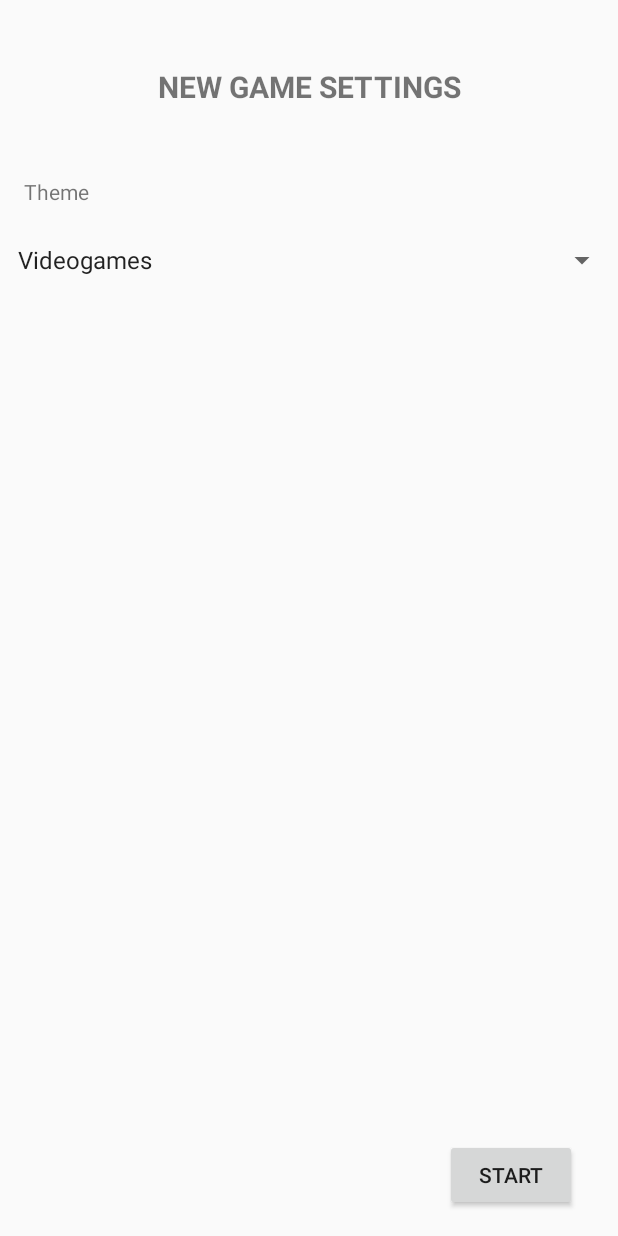
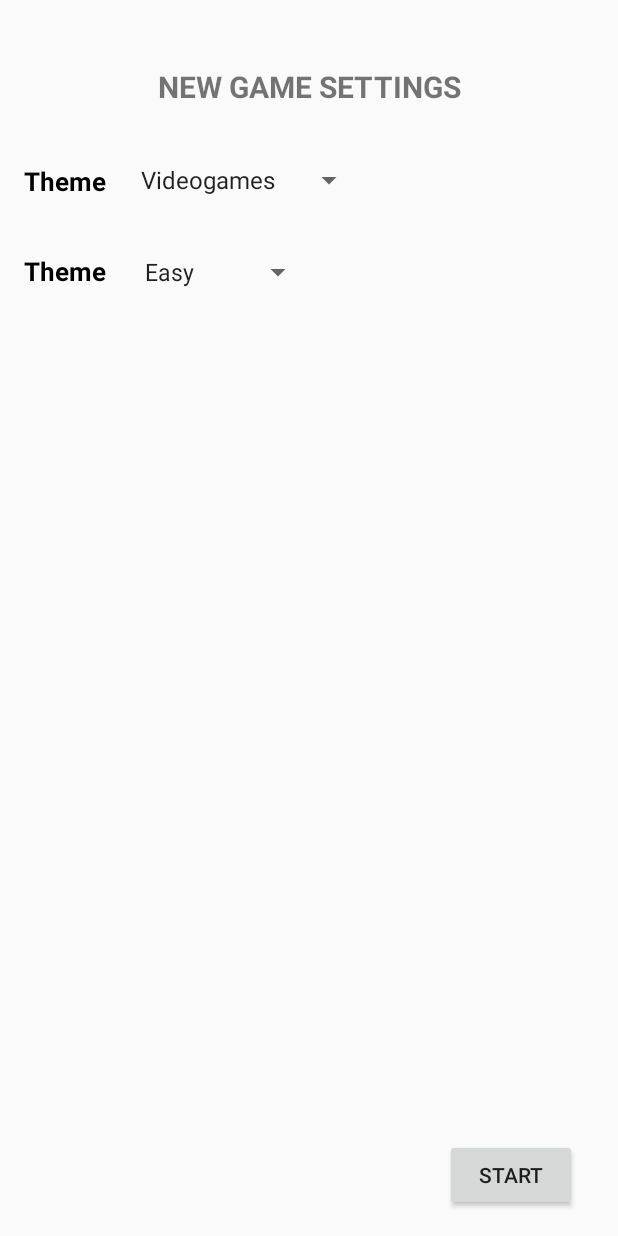
Before and after one commit to Expiate/KaizAsks, an Android app: the NewGameSettingsActivity screen opened directly, with no data from a screen before it, on a phone screen of 412 x 824 dp. Run offline under Robolectric (Android 15) with nearby library versions, the phone set to English and light mode, and no system bars.

Commit message:
Added communication between the NewGameSettingsActivity and LoadingScreen through Serialized Intent Data.

```diff
--- a/app/src/main/java/com/expiate/kaizasks/LoadingScreen.java
+++ b/app/src/main/java/com/expiate/kaizasks/LoadingScreen.java
@@ -1,6 +1,8 @@
 package com.expiate.kaizasks;
 
+import android.content.Intent;
 import android.os.Bundle;
+import android.util.Log;
 import android.widget.ProgressBar;
 import android.widget.TextView;
 
@@ -8,19 +10,27 @@ import androidx.annotation.Nullable;
 import androidx.appcompat.app.AppCompatActivity;
 
 import com.expiate.kaizasks.utils.ProgressBarAnimation;
+import com.google.gson.Gson;
+
+import java.util.ArrayList;
 
 public class LoadingScreen extends AppCompatActivity {
 
     private TextView chargeText;
     private ProgressBar progressBar;
+    private Intent intent;
 
     @Override
     protected void onCreate(@Nullable Bundle savedInstanceState) {
         super.onCreate(savedInstanceState);
         setContentView(R.layout.pantalla_de_carga);
 
+        // Get UI id's
         chargeText = findViewById(R.id.cargandoTextView);
         progressBar = findViewById(R.id.loadScreenProgressBar);
+
+        ArrayList<String> intentData = unpackIntentData();
+        Log.i("Prueba", intentData.toString());
 
         progressBar.setMax(100);
         startProgressBarAnimation();
@@ -36,4 +46,17 @@ public class LoadingScreen extends AppCompatActivity {
         progressBar.setAnimation(anim);
     }
 
+    /**
+     * Deserialize the Json String coming from the previous activity into an ArrayList.
+     *
+     * @return ArrayList<String>
+     */
+    public ArrayList<String> unpackIntentData() {
+        Gson gson = new Gson();
+        intent = getIntent();
+        String intentData = intent.getStringExtra("1");
+        ArrayList<String> optionsData = gson.fromJson(intentData, ArrayList.class);
+        return optionsData;
+    }
+
 }
--- a/app/src/main/java/com/expiate/kaizasks/NewGameSettingsActivity.java
+++ b/app/src/main/java/com/expiate/kaizasks/NewGameSettingsActivity.java
@@ -10,11 +10,18 @@ import android.widget.ArrayAdapter;
 import android.widget.Button;
 import android.widget.Spinner;
 
+import com.google.gson.Gson;
+
+import java.util.ArrayList;
+
 public class NewGameSettingsActivity extends AppCompatActivity {
 
+    private Context context = this;
+
     private Button startNewGame;
+
     private Spinner themeSpinner;
-    private Context context = this;
+    private Spinner difficultySpinner;
 
     @Override
     protected void onCreate(Bundle savedInstanceState) {
@@ -24,20 +31,36 @@ public class NewGameSettingsActivity extends AppCompatActivity {
         // Get UI ID's
         startNewGame = findViewById(R.id.startNewGameButton);
         themeSpinner = findViewById(R.id.themeSpinner);
+        difficultySpinner = findViewById(R.id.difficultySpinner);
 
         // Listeners
         startNewGame.setOnClickListener(new View.OnClickListener() {
             @Override
             public void onClick(View v) {
+                Gson gson = new Gson();
+
+                // Collect the user choices
+                ArrayList<String> options = new ArrayList<>();
+                options.add(themeSpinner.getSelectedItem().toString());
+                options.add(difficultySpinner.getSelectedItem().toString());
+                // Serialize
+                String json = gson.toJson(options);
+                // Intent to Game Activity
                 Intent intent = new Intent(context, LoadingScreen.class);
+                intent.putExtra("1", json);
                 startActivity(intent);
             }
         });
 
         // Spinners Adapters
-        ArrayAdapter<CharSequence> adapter = ArrayAdapter.createFromResource(context,
+        ArrayAdapter<CharSequence> themeAdapter = ArrayAdapter.createFromResource(context,
                 R.array.themes, android.R.layout.simple_spinner_item);
-        adapter.setDropDownViewResource(android.R.layout.simple_spinner_dropdown_item);
-        themeSpinner.setAdapter(adapter);
+        themeAdapter.setDropDownViewResource(android.R.layout.simple_spinner_dropdown_item);
+        themeSpinner.setAdapter(themeAdapter);
+
+        ArrayAdapter<CharSequence> diffAdapter = ArrayAdapter.createFromResource(context,
+                R.array.diff, android.R.layout.simple_spinner_item);
+        diffAdapter.setDropDownViewResource(android.R.layout.simple_spinner_dropdown_item);
+        difficultySpinner.setAdapter(diffAdapter);
     }
 }
--- a/app/src/main/res/layout/activity_new_game_settings.xml
+++ b/app/src/main/res/layout/activity_new_game_settings.xml
@@ -11,28 +11,28 @@
         android:layout_width="wrap_content"
         android:layout_height="wrap_content"
         android:orientation="vertical"
-        app:layout_constraintGuide_percent="0.02"/>
+        app:layout_constraintGuide_percent="0.02" />
 
     <androidx.constraintlayout.widget.Guideline
         android:id="@+id/guideline2GameSettings"
         android:layout_width="wrap_content"
         android:layout_height="wrap_content"
         android:orientation="vertical"
-        app:layout_constraintGuide_percent="0.98"/>
+        app:layout_constraintGuide_percent="0.98" />
 
     <androidx.constraintlayout.widget.Guideline
         android:id="@+id/guideline3GameSettings"
         android:layout_width="wrap_content"
         android:layout_height="wrap_content"
         android:orientation="horizontal"
-        app:layout_constraintGuide_percent="0.02"/>
+        app:layout_constraintGuide_percent="0.02" />
 
     <androidx.constraintlayout.widget.Guideline
         android:id="@+id/guideline4GameSettings"
         android:layout_width="wrap_content"
         android:layout_height="wrap_content"
         android:orientation="horizontal"
-        app:layout_constraintGuide_percent="0.98"/>
+        app:layout_constraintGuide_percent="0.98" />
 
     <androidx.constraintlayout.widget.Guideline
         android:id="@+id/guideline5GameSettings"
@@ -46,7 +46,7 @@
         android:layout_width="wrap_content"
         android:layout_height="wrap_content"
         android:orientation="horizontal"
-        app:layout_constraintGuide_percent="0.3" />
+        app:layout_constraintGuide_percent="0.25" />
 
     <TextView
         android:id="@+id/newGameSettingsTextView"
@@ -76,19 +76,50 @@
         android:layout_width="wrap_content"
         android:layout_height="wrap_content"
         android:text="@string/theme"
+        android:textColor="@color/black"
+        android:textSize="17sp"
+        android:textStyle="bold"
         app:layout_constraintBottom_toTopOf="@+id/guideline6GameSettings"
         app:layout_constraintEnd_toStartOf="@+id/guideline2GameSettings"
-        app:layout_constraintHorizontal_bias="0.022"
+        app:layout_constraintHorizontal_bias="0.023"
         app:layout_constraintStart_toStartOf="@+id/guideline1GameSettings"
         app:layout_constraintTop_toTopOf="@+id/guideline5GameSettings"
-        app:layout_constraintVertical_bias="0.151" />
+        app:layout_constraintVertical_bias="0.12" />
+
+    <TextView
+        android:id="@+id/difficultyTextView"
+        android:layout_width="wrap_content"
+        android:layout_height="wrap_content"
+        android:text="@string/theme"
+        android:textColor="@color/black"
+        android:textSize="17sp"
+        android:textStyle="bold"
+        app:layout_constraintBottom_toTopOf="@+id/guideline6GameSettings"
+        app:layout_constraintEnd_toStartOf="@+id/guideline2GameSettings"
+        app:layout_constraintHorizontal_bias="0.023"
+        app:layout_constraintStart_toStartOf="@+id/guideline1GameSettings"
+        app:layout_constraintTop_toBottomOf="@+id/themeTextView"
+        app:layout_constraintVertical_bias="0.731" />
 
     <Spinner
         android:id="@+id/themeSpinner"
-        android:layout_width="match_parent"
+        android:layout_width="wrap_content"
         android:layout_height="wrap_content"
         app:layout_constraintBottom_toTopOf="@+id/guideline6GameSettings"
         app:layout_constraintEnd_toStartOf="@+id/guideline2GameSettings"
+        app:layout_constraintHorizontal_bias="0.064"
         app:layout_constraintStart_toEndOf="@+id/themeTextView"
-        app:layout_constraintTop_toTopOf="@+id/guideline5GameSettings" />
+        app:layout_constraintTop_toTopOf="@+id/guideline5GameSettings"
+        app:layout_constraintVertical_bias="0.112" />
+
+    <Spinner
+        android:id="@+id/difficultySpinner"
+        android:layout_width="wrap_content"
+        android:layout_height="wrap_content"
+        app:layout_constraintBottom_toTopOf="@+id/guideline6GameSettings"
+        app:layout_constraintEnd_toStartOf="@+id/guideline2GameSettings"
+        app:layout_constraintHorizontal_bias="0.066"
+        app:layout_constraintStart_toEndOf="@+id/difficultyTextView"
+        app:layout_constraintTop_toTopOf="@+id/guideline5GameSettings"
+        app:layout_constraintVertical_bias="0.845" />
 </androidx.constraintlayout.widget.ConstraintLayout>
--- a/app/src/main/res/values/arrays.xml
+++ b/app/src/main/res/values/arrays.xml
@@ -11,4 +11,16 @@
             <string>Cinema</string>
         </item>
     </array>
+
+    <array name="diff">
+        <item>
+            <string>Easy</string>
+        </item>
+        <item>
+            <string>Normal</string>
+        </item>
+        <item>
+            <string>Hard</string>
+        </item>
+    </array>
 </resources>
```
